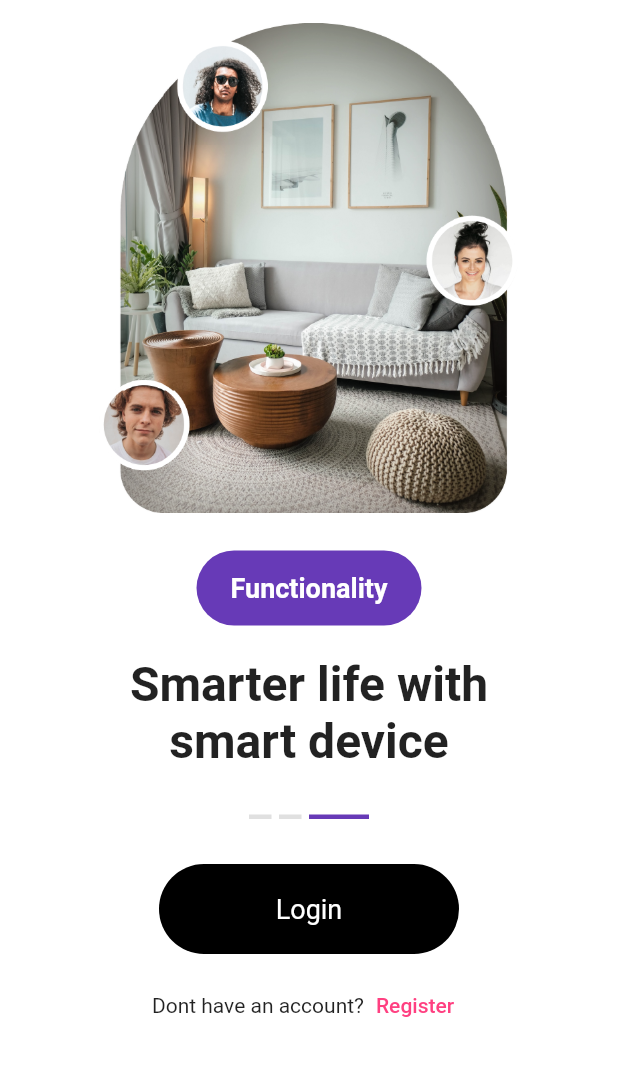
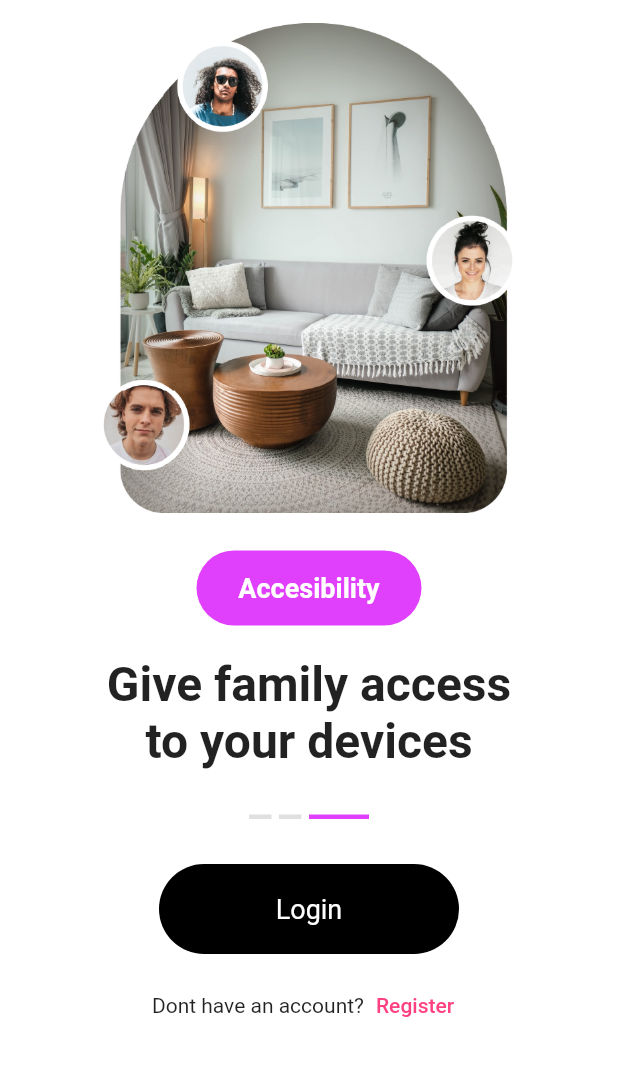
Before and after one commit to RocketLauncherCDMX/the_evox_app, a Flutter app: the Tours02 screen opened directly, after a tap on "Next", on a phone screen of 412 x 824 dp, the part 165-1236 px from its top. Run offline on Flutter 3.47's test engine with Material 2 defaults, Android fonts, the phone set to English and light mode, and no system bars; our stand-ins replace cloud_firestore, firebase_auth, firebase_core, flutter_riverpod, google_sign_in; accounts and stored records are empty; network calls fail.

```diff
--- a/the_evox_app/lib/main.dart
+++ b/the_evox_app/lib/main.dart
@@ -2,7 +2,6 @@ import 'package:flutter/material.dart';
 import 'package:flutter_riverpod/flutter_riverpod.dart';
 import 'package:firebase_core/firebase_core.dart';
 import 'package:the_evox_app/views/screens/session_handler.dart';
-import 'package:the_evox_app/views/screens/testing_repo.dart';
 
 Future main() async {
   WidgetsFlutterBinding.ensureInitialized();
@@ -17,7 +16,7 @@ class TheEvox extends StatelessWidget {
     return const MaterialApp(
       debugShowCheckedModeBanner: false,
       title: 'The Evox',
-      home: TestingrepoScreen(),
+      home: SessionHandler(),
     );
   }
 }
--- a/the_evox_app/lib/views/screens/home.dart
+++ b/the_evox_app/lib/views/screens/home.dart
@@ -2,7 +2,7 @@ import 'package:flutter/cupertino.dart';
 import 'package:flutter/material.dart';
 import 'package:flutter_riverpod/flutter_riverpod.dart';
 import 'package:the_evox_app/models/user_profile_model.dart';
-import 'package:the_evox_app/providers/signed_user_provider.dart';
+import 'package:the_evox_app/providers/user_provider.dart';
 import 'package:the_evox_app/views/screens/add_room.dart';
 import 'package:the_evox_app/views/widgets/room_card.dart';
 
@@ -313,7 +313,8 @@ class _MyHomeState extends ConsumerState<MyHome> {
             ),
             Padding(
               padding: const EdgeInsets.fromLTRB(15, 10, 15, 30),
-              child: _rooms == 0 ? noRoomsWidget() : createRoomCard(ref.read(userRoom2Provider)),
+              //child: _rooms == 0 ? noRoomsWidget() : createRoomCard(ref.read(userHomeRooms)),
+              child: noRoomsWidget(),
             ),
           ],
         ),
--- a/the_evox_app/lib/views/screens/session_handler.dart
+++ b/the_evox_app/lib/views/screens/session_handler.dart
@@ -3,7 +3,7 @@ import 'package:flutter_riverpod/flutter_riverpod.dart';
 import 'package:the_evox_app/views/screens/screens.dart';
 
 final sessionProvider = Provider<bool>((ref) {
-  return true;
+  return false;
 });
 
 class SessionHandler extends ConsumerWidget {
@@ -12,6 +12,6 @@ class SessionHandler extends ConsumerWidget {
   @override
   Widget build(BuildContext context, WidgetRef ref) {
     final bool isUserLogged = ref.watch(sessionProvider);
-    return isUserLogged ? const MyHome() : const LoginForm();
+    return isUserLogged ? const MyHome() : const Tours01();
   }
 }
--- a/the_evox_app/lib/views/screens/tours_02.dart
+++ b/the_evox_app/lib/views/screens/tours_02.dart
@@ -81,7 +81,12 @@ class Tours02 extends StatelessWidget {
             ),
             const SizedBox(height: 30),
             BlackButton(
-              onPressed: () => {Navigator.of(context).push(_createRoute(const Tours03()))},
+              onPressed: () => {
+                Navigator.push(
+                  context,
+                  MaterialPageRoute(builder: (context) => const Tours03()),
+                ),
+              },
               text: 'Next',
             ),
             const SizedBox(height: 10.0),
@@ -96,7 +101,10 @@ class Tours02 extends StatelessWidget {
                 ),
               ),
               onPressed: () => {
-                Navigator.pushReplacementNamed(context, 'login'),
+                Navigator.push(
+                  context,
+                  MaterialPageRoute(builder: (context) => const LoginForm()),
+                ),
               },
             ),
             const SizedBox(height: 20),
@@ -104,21 +112,3 @@ class Tours02 extends StatelessWidget {
         ),
       ));
 }
-
-Route _createRoute(Widget screen) {
-  return PageRouteBuilder(
-    pageBuilder: (context, animation, secondaryAnimation) => screen,
-    transitionsBuilder: (context, animation, secondaryAnimation, child) {
-      const begin = Offset(1.0, 0.0);
-      const end = Offset.zero;
-      const curve = Curves.ease;
-
-      var tween = Tween(begin: begin, end: end).chain(CurveTween(curve: curve));
-
-      return SlideTransition(
-        position: animation.drive(tween),
-        child: child,
-      );
-    },
-  );
-}
--- a/the_evox_app/lib/views/screens/tours_03.dart
+++ b/the_evox_app/lib/views/screens/tours_03.dart
@@ -1,5 +1,5 @@
 import 'package:flutter/material.dart';
-import 'package:the_evox_app/views/screens/login_form.dart';
+import 'package:the_evox_app/views/screens/screens.dart';
 import 'package:the_evox_app/views/widgets/rounded_black_button.dart';
 
 class Tours03 extends StatelessWidget {
@@ -34,25 +34,21 @@ class Tours03 extends StatelessWidget {
               height: 50,
               width: 150,
               decoration: BoxDecoration(
-                  color: Colors.deepPurple,
-                  borderRadius: BorderRadius.circular(30)),
+                  color: Colors.purpleAccent, borderRadius: BorderRadius.circular(30)),
               alignment: Alignment.center,
               child: const Text(
-                'Functionality',
+                'Accesibility',
                 textAlign: TextAlign.center,
-                style: TextStyle(
-                    fontWeight: FontWeight.bold,
-                    fontSize: 18,
-                    color: Colors.white),
+                style: TextStyle(fontWeight: FontWeight.bold, fontSize: 18, color: Colors.white),
               ),
             ),
             const SizedBox(height: 20),
             const Text(
-              'Smarter life with',
+              'Give family access',
               style: TextStyle(fontWeight: FontWeight.bold, fontSize: 32),
             ),
             const Text(
-              'smart device',
+              'to your devices',
               style: TextStyle(fontWeight: FontWeight.bold, fontSize: 32),
             ),
             const SizedBox(
@@ -78,22 +74,21 @@ class Tours03 extends StatelessWidget {
                   Container(
                     width: 40.0,
                     height: 3.0,
-                    color: Colors.deepPurple,
+                    color: Colors.purpleAccent,
                   ),
                 ],
               ),
             ),
             const SizedBox(height: 30),
             BlackButton(
-                onPressed: () => {
-                      Navigator.pushReplacement<void, void>(
-                        context,
-                        MaterialPageRoute<void>(
-                          builder: (BuildContext context) => const LoginForm(),
-                        ),
-                      ),
-                    },
-                text: 'Login'),
+              onPressed: () => {
+                Navigator.push(
+                  context,
+                  MaterialPageRoute(builder: (context) => const LoginForm()),
+                ),
+              },
+              text: 'Login',
+            ),
             const SizedBox(height: 10.0),
             Row(
               mainAxisAlignment: MainAxisAlignment.center,
@@ -105,7 +100,10 @@ class Tours03 extends StatelessWidget {
                   ),
                   child: const Text('Register'),
                   onPressed: () => {
-                    Navigator.pushReplacementNamed(context, 'register'),
+                    Navigator.push(
+                      context,
+                      MaterialPageRoute(builder: (context) => const RegisterForm()),
+                    ),
                   },
                 )
               ],
```
Also changed, not shown: the_evox_app/lib/constants/NavigatorPush.dart (added, +8 -0 lines), the_evox_app/lib/models/user_profile_model.dart (+8 -14 lines), the_evox_app/lib/providers/user_provider.dart (renamed from the_evox_app/lib/providers/signed_user_provider.dart, +65 -39 lines), the_evox_app/lib/repositories/user_profile_repository.dart (+5 -10 lines), the_evox_app/lib/views/screens/login_form.dart (+25 -32 lines), the_evox_app/lib/views/screens/register_form.dart (+78 -85 lines), the_evox_app/lib/views/screens/testing_repo.dart (+77 -155 lines), the_evox_app/lib/views/screens/tours_01.dart (+10 -20 lines).
